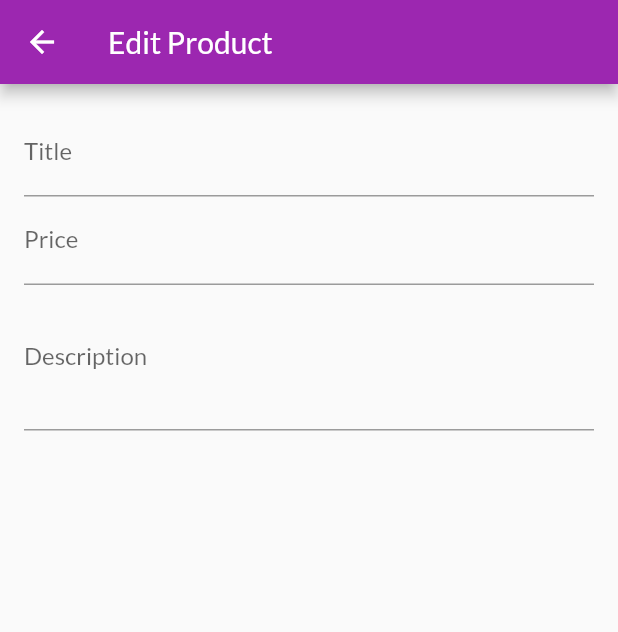
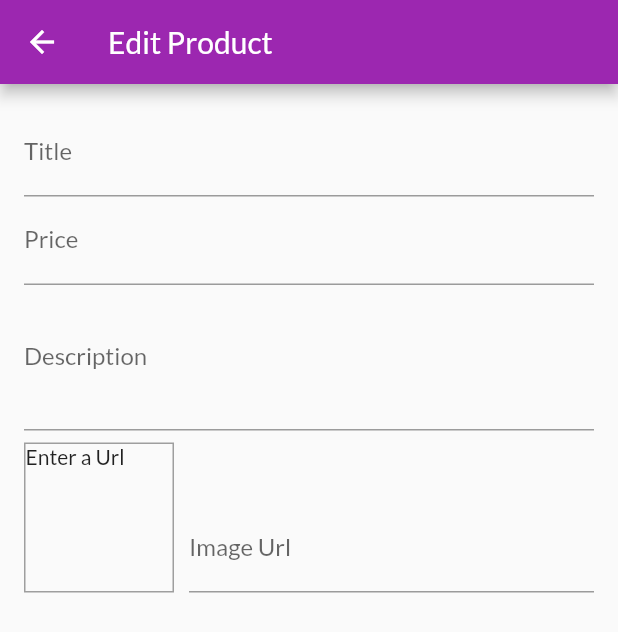
Before and after one commit to offlineprogrammer/my_shop_app, a Flutter app: the EditProductScreen screen opened by its route, on a phone screen of 412 x 824 dp. Shown: the top 632 px of the screen. Run offline on Flutter 3.47's test engine with Material 2 defaults, Android fonts, the phone set to English and light mode, and no system bars; network calls fail.

Commit message:
Image Url

```diff
--- a/lib/screens/edit_product_screen.dart
+++ b/lib/screens/edit_product_screen.dart
@@ -9,11 +9,28 @@ class EditProductScreen extends StatefulWidget {
 class _EditProductScreenState extends State<EditProductScreen> {
   final _priceFocusNode = FocusNode();
   final _descriptionFocusNode = FocusNode();
+  final _imageUrlFocusNode = FocusNode();
+  final _imageUrlController = TextEditingController();
+
+  @override
+  void initState() {
+    _imageUrlFocusNode.addListener(_updateImageUrl);
+    super.initState();
+  }
+
+  void _updateImageUrl() {
+    if (!_imageUrlFocusNode.hasFocus) {
+      setState(() {});
+    }
+  }
 
   @override
   void dispose() {
+    _imageUrlFocusNode.removeListener(_updateImageUrl);
     _priceFocusNode.dispose();
     _descriptionFocusNode.dispose();
+    _imageUrlController.dispose();
+    _imageUrlFocusNode.dispose();
     super.dispose();
   }
 
@@ -50,6 +67,38 @@ class _EditProductScreenState extends State<EditProductScreen> {
                 keyboardType: TextInputType.multiline,
                 focusNode: _descriptionFocusNode,
               ),
+              Row(
+                crossAxisAlignment: CrossAxisAlignment.end,
+                children: [
+                  Container(
+                    width: 100,
+                    height: 100,
+                    margin: EdgeInsets.only(top: 8, right: 10),
+                    decoration: BoxDecoration(
+                        border: Border.all(width: 1, color: Colors.grey)),
+                    child: _imageUrlController.text.isEmpty
+                        ? Text('Enter a Url')
+                        : FittedBox(
+                            child: Image.network(
+                              _imageUrlController.text,
+                              fit: BoxFit.cover,
+                            ),
+                          ),
+                  ),
+                  Expanded(
+                    child: TextFormField(
+                      decoration: InputDecoration(labelText: 'Image Url'),
+                      keyboardType: TextInputType.url,
+                      textInputAction: TextInputAction.done,
+                      controller: _imageUrlController,
+                      focusNode: _imageUrlFocusNode,
+                      onEditingComplete: () {
+                        setState(() {});
+                      },
+                    ),
+                  )
+                ],
+              )
             ],
           ),
         ),
```
